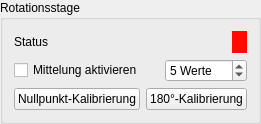
This is polarisation_ui/pyqt/stage_panel.ui in cckssr/polarisation-ui as Qt 5 draws it before an edit. The edited form follows.
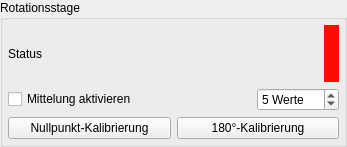
This is the edited form. Custom widgets are drawn as their Qt base class.

The edit to the form file:
```diff
--- a/polarisation_ui/pyqt/stage_panel.ui
+++ b/polarisation_ui/pyqt/stage_panel.ui
@@ -2,14 +2,31 @@
 <ui version="4.0">
  <class>StagePanel</class>
  <widget class="QGroupBox" name="StagePanel">
+  <property name="geometry">
+   <rect>
+    <x>0</x>
+    <y>0</y>
+    <width>347</width>
+    <height>147</height>
+   </rect>
+  </property>
   <property name="title">
    <string>Rotationsstage</string>
   </property>
   <layout class="QGridLayout" name="gridLayout" columnstretch="0,1">
-   <property name="horizontalSpacing">
-    <number>6</number>
+   <property name="leftMargin">
+    <number>5</number>
    </property>
-   <property name="verticalSpacing">
+   <property name="topMargin">
+    <number>5</number>
+   </property>
+   <property name="rightMargin">
+    <number>5</number>
+   </property>
+   <property name="bottomMargin">
+    <number>5</number>
+   </property>
+   <property name="spacing">
     <number>6</number>
    </property>
    <item row="0" column="0">
```
Left out of the diff: 12 changed lines with no effect on the pictures.
